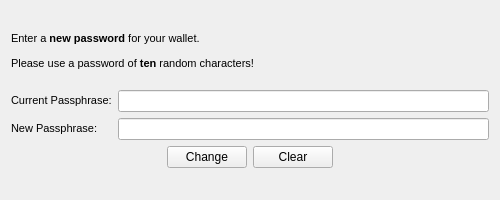
Before: the Qt Designer form client/gui/change_passphrase_form.ui in TemplateName56/Blockchain_Wallet, drawn with Qt 5.
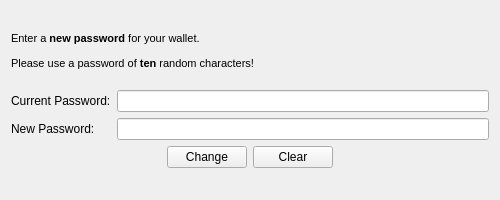
After: the same form once the commit is applied.

```diff
--- a/client/gui/change_passphrase_form.ui
+++ b/client/gui/change_passphrase_form.ui
@@ -57,7 +57,7 @@
      <item row="0" column="0">
       <widget class="QLabel" name="currentPassLabel">
        <property name="text">
-        <string>&lt;html&gt;&lt;head/&gt;&lt;body&gt;&lt;p&gt;&lt;span style=&quot; font-size:8pt;&quot;&gt;Current Passphrase:&lt;/span&gt;&lt;/p&gt;&lt;/body&gt;&lt;/html&gt;</string>
+        <string>&lt;html&gt;&lt;head/&gt;&lt;body&gt;&lt;p&gt;Current Password:&lt;/p&gt;&lt;/body&gt;&lt;/html&gt;</string>
        </property>
       </widget>
      </item>
@@ -67,7 +67,7 @@
      <item row="1" column="0">
       <widget class="QLabel" name="newPassLabel">
        <property name="text">
-        <string>&lt;html&gt;&lt;head/&gt;&lt;body&gt;&lt;p&gt;&lt;span style=&quot; font-size:8pt;&quot;&gt;New Passphrase:&lt;/span&gt;&lt;/p&gt;&lt;/body&gt;&lt;/html&gt;</string>
+        <string>&lt;html&gt;&lt;head/&gt;&lt;body&gt;&lt;p&gt;New Password:&lt;/p&gt;&lt;/body&gt;&lt;/html&gt;</string>
        </property>
       </widget>
      </item>
```
